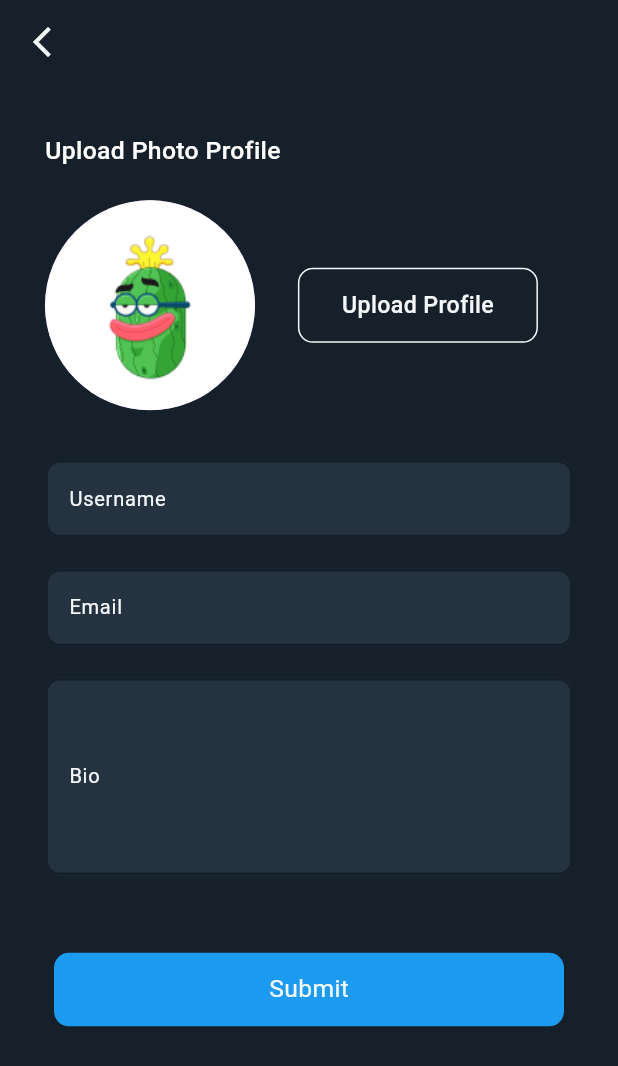
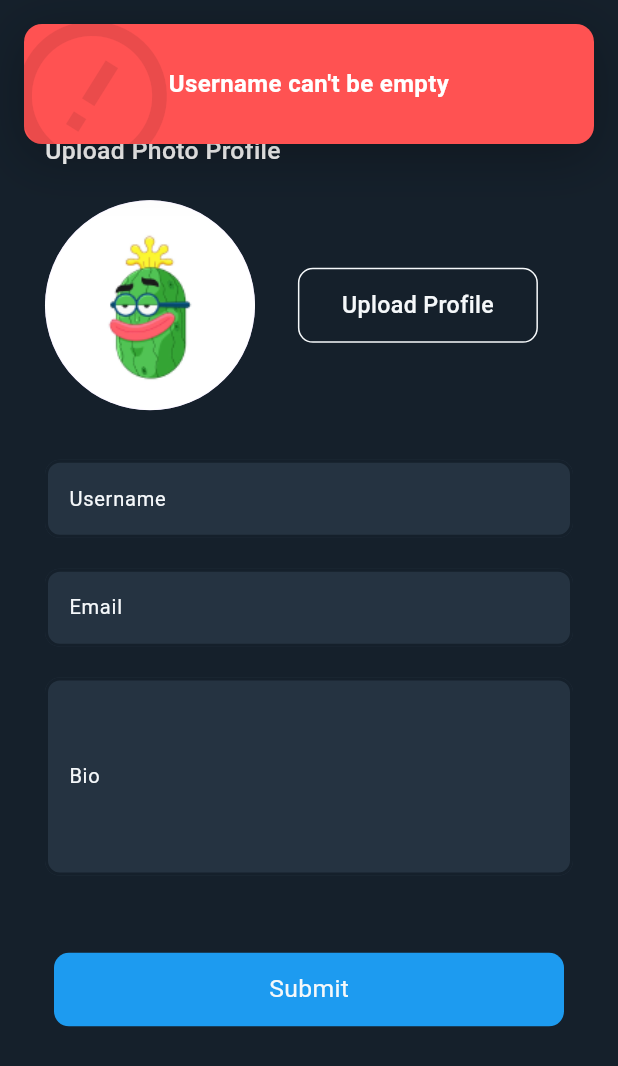
Before and after one commit to HAROONABUTABAR/nfs_app_ui, a Flutter app: the SetUpProfileView screen opened directly, after a tap on "Submit", on a phone screen of 412 x 824 dp. Shown: the top 1066 px of the screen. Run offline on Flutter 3.47's test engine with Material 3 defaults, Android fonts, the phone set to English and light mode, and no system bars; drawn by our look-alikes of top_snackbar_flutter; our stand-ins replace flutter_bloc, flutter_screenutil, smooth_page_indicator.

Commit message:
compelet setup profile

```diff
--- /dev/null
+++ b/lib/core/helpers/snack_bar.dart
@@ -0,0 +1,27 @@
+import 'package:flutter/material.dart';
+import 'package:top_snackbar_flutter/custom_snack_bar.dart';
+import 'package:top_snackbar_flutter/top_snack_bar.dart';
+
+enum SnackBarType {
+  error,
+  success,
+  info,
+  warning,
+}
+
+void snackBar(BuildContext context, String message,
+    {SnackBarType type = SnackBarType.error}) {
+  if (type == SnackBarType.error) {
+    return showTopSnackBar(
+      Overlay.of(context),
+      CustomSnackBar.error(
+        message: message,
+      ),
+    );
+  } else if (type == SnackBarType.success) {
+    return showTopSnackBar(
+      Overlay.of(context),
+      CustomSnackBar.success(message: message),
+    );
+  }
+}
--- a/lib/features/ui/connect_with_wallet/widgets/show_model_bottom_wallet_section.dart
+++ b/lib/features/ui/connect_with_wallet/widgets/show_model_bottom_wallet_section.dart
@@ -6,6 +6,7 @@ import 'package:flutter_bloc/flutter_bloc.dart';
 import 'package:top_snackbar_flutter/custom_snack_bar.dart';
 import 'package:top_snackbar_flutter/top_snack_bar.dart';
 
+import '../../../../core/helpers/snack_bar.dart';
 import '../../../../core/helpers/spacing.dart';
 import '../../../../core/theming/colors.dart';
 import '../../../../core/theming/styles.dart';
@@ -74,27 +75,3 @@ Future<dynamic> showModelBottomWalletSection(BuildContext context) {
     },
   );
 }
-
-enum SnackBarType {
-  error,
-  success,
-  info,
-  warning,
-}
-
-void snackBar(BuildContext context, String message,
-    {SnackBarType type = SnackBarType.error}) {
-  if (type == SnackBarType.error) {
-    return showTopSnackBar(
-      Overlay.of(context),
-      CustomSnackBar.error(
-        message: message,
-      ),
-    );
-  } else if (type == SnackBarType.success) {
-    return showTopSnackBar(
-      Overlay.of(context),
-      CustomSnackBar.success(message: message),
-    );
-  }
-}
--- a/lib/features/ui/setup_proflie/logic/bloc/setup_profile_bloc.dart
+++ b/lib/features/ui/setup_proflie/logic/bloc/setup_profile_bloc.dart
@@ -1,7 +1,7 @@
+import 'dart:async';
 
 import 'package:flutter/material.dart';
 import 'package:flutter_bloc/flutter_bloc.dart';
-
 
 part 'setup_profile_event.dart';
 part 'setup_profile_state.dart';
--- a/lib/features/ui/setup_proflie/logic/bloc/setup_profile_event.dart
+++ b/lib/features/ui/setup_proflie/logic/bloc/setup_profile_event.dart
@@ -1,4 +1,3 @@
 part of 'setup_profile_bloc.dart';
 
-
 abstract class SetupProfileEvent {}
--- a/lib/features/ui/setup_proflie/setup_profile_contect.dart
+++ b/lib/features/ui/setup_proflie/setup_profile_contect.dart
@@ -1,12 +1,15 @@
+import 'dart:developer';
+
 import 'package:custom_widget/core/helpers/spacing.dart';
 import 'package:custom_widget/core/theming/colors.dart';
 import 'package:custom_widget/core/theming/styles.dart';
 import 'package:custom_widget/features/common_widget/button_action.dart';
-import 'package:custom_widget/features/common_widget/text_from_field_section.dart';
 import 'package:custom_widget/features/ui/setup_proflie/logic/bloc/setup_profile_bloc.dart';
 import 'package:flutter/material.dart';
 import 'package:flutter_bloc/flutter_bloc.dart';
 
+import '../../../core/helpers/snack_bar.dart';
+import 'widget/form_register_section.dart';
 import 'widget/image_with_upload_button_section.dart';
 
 class SetUpProfileContent extends StatelessWidget {
@@ -25,40 +28,40 @@ class SetUpProfileContent extends StatelessWidget {
             style: TextStyles.font16WhiteMedium,
           ),
           verticalSpace(20),
-          Column(
+          const Column(
             mainAxisAlignment: MainAxisAlignment.start,
             crossAxisAlignment: CrossAxisAlignment.start,
             children: [
-              const ImageWithButtonUploadSection(),
-              verticalSpace(32),
-              TextFromFieldSection(
-                onChanged: (String name) {},
-                textHint: "Username",
-                textLabel: "Username",
-                controller: bloc.nameUserController,
-              ),
-              verticalSpace(20),
-              TextFromFieldSection(
-                onChanged: (String name) {},
-                textHint: "Email",
-                textLabel: "Email",
-                controller: bloc.emailConteroller,
-              ),
-              verticalSpace(20),
-              TextFromFieldSection(
-                maxLines: 5,
-                onChanged: (String name) {},
-                textHint: "Bio",
-                textLabel: "Bio",
-                controller: bloc.emailConteroller,
-              ),
+              ImageWithButtonUploadSection(),
+              FormRegisterSection(),
             ],
           ),
           verticalSpace(50),
-          ActionButtonSection(
-              onTap: () {},
-              textButton: "Submit",
-              colorButton: ColorsManager.primayColor)
+          BlocBuilder<SetupProfileBloc, SetupProfileState>(
+            builder: (context, state) {
+              return ActionButtonSection(
+                  onTap: () {
+                    if (bloc.nameUserController.text.isNotEmpty &&
+                        bloc.emailConteroller.text.isNotEmpty) {
+                      log("This ${bloc.nameUserController.text} ${bloc.emailConteroller.text} ${bloc.bioController.text}");
+                    } else if (bloc.nameUserController.text.isEmpty) {
+                      snackBar(
+                        context,
+                        "Username can't be empty",
+                        type: SnackBarType.error,
+                      );
+                    } else if (bloc.emailConteroller.text.isEmpty) {
+                      snackBar(
+                        context,
+                        "Email can't be empty",
+                        type: SnackBarType.error,
+                      );
+                    }
+                  },
+                  textButton: "Submit",
+                  colorButton: ColorsManager.primayColor);
+            },
+          )
         ],
       ),
     );
--- /dev/null
+++ b/lib/features/ui/setup_proflie/widget/form_register_section.dart
@@ -0,0 +1,41 @@
+import 'package:flutter/material.dart';
+import 'package:flutter_bloc/flutter_bloc.dart';
+
+import '../../../../core/helpers/spacing.dart';
+import '../../../common_widget/text_from_field_section.dart';
+import '../logic/bloc/setup_profile_bloc.dart';
+
+class FormRegisterSection extends StatelessWidget {
+  const FormRegisterSection({super.key});
+
+  @override
+  Widget build(BuildContext context) {
+    var bloc = context.read<SetupProfileBloc>();
+    return Column(
+      children: [
+        verticalSpace(32),
+        TextFromFieldSection(
+          onChanged: (String name) {},
+          textHint: "Username",
+          textLabel: "Username",
+          controller: bloc.nameUserController,
+        ),
+        verticalSpace(20),
+        TextFromFieldSection(
+          onChanged: (String name) {},
+          textHint: "Email",
+          textLabel: "Email",
+          controller: bloc.emailConteroller,
+        ),
+        verticalSpace(20),
+        TextFromFieldSection(
+          maxLines: 5,
+          onChanged: (String name) {},
+          textHint: "Bio",
+          textLabel: "Bio",
+          controller: bloc.bioController,
+        ),
+      ],
+    );
+  }
+}
```
Also changed, not shown: 4 other files.
